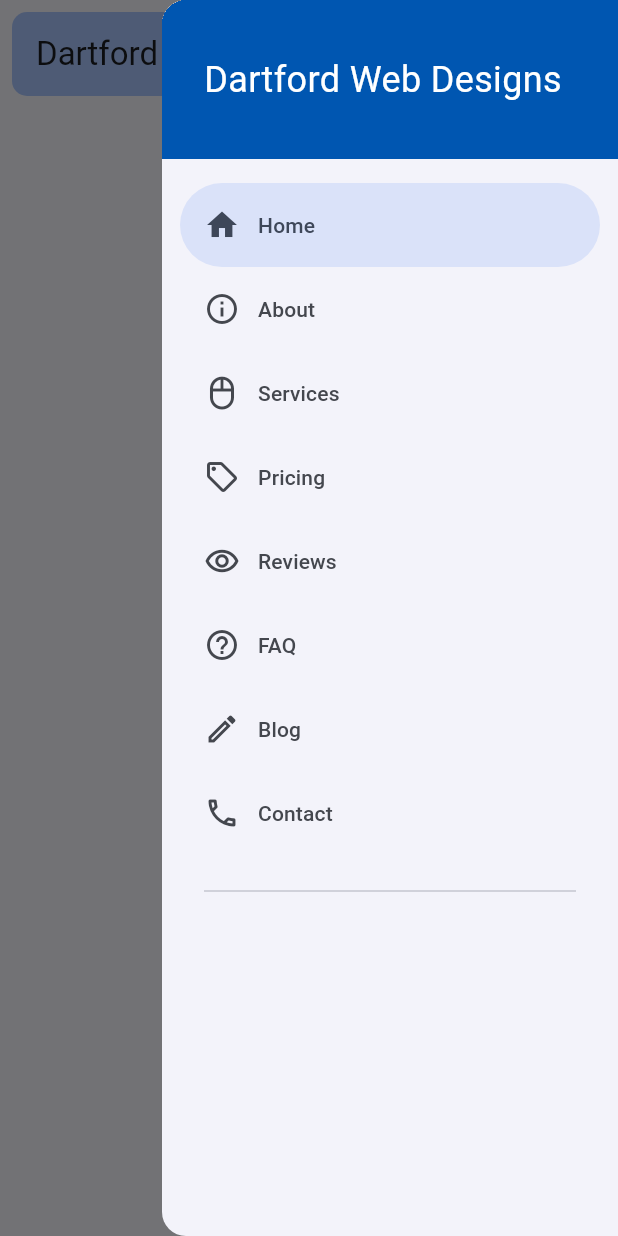
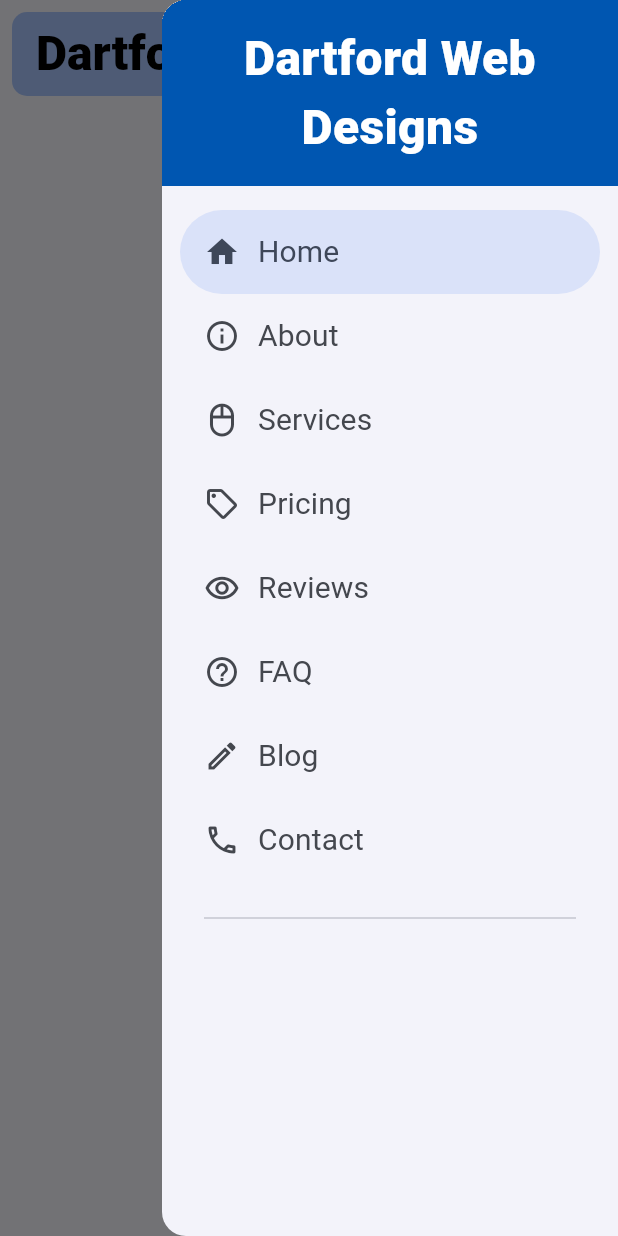
Before and after one commit to jackparse14/dwd-website, a Flutter app: the screen it shows after launch, with the side drawer open, on a phone screen of 412 x 824 dp. Run offline on Flutter 3.47's test engine with Material 3 defaults, Android fonts, the phone set to English and light mode, and no system bars; our stand-ins replace google_fonts; Roboto replaces fonts that are missing (Oxanium).

Commit message:
Added Font Styles

```diff
--- /dev/null
+++ b/lib/constants/fonts.dart
@@ -0,0 +1,33 @@
+import 'package:dwd_website/constants/colors.dart';
+import 'package:flutter/material.dart';
+import 'package:google_fonts/google_fonts.dart';
+
+class AppFonts {
+  static TextTheme headingFont = GoogleFonts.oxaniumTextTheme();
+
+  static TextStyle headingStyle({
+    double fontSize = 32,
+    FontWeight fontWeight = FontWeight.w800,
+    Color color = AppColors.darkColor,
+    TextDecoration? decoration,
+  }) {
+    return GoogleFonts.oxanium(
+      fontSize: fontSize,
+      fontWeight: fontWeight,
+      color: color,
+      decoration: decoration,
+    );
+  }
+
+  static TextStyle navigationStyle({
+    double fontSize = 20,
+    FontWeight fontWeight = FontWeight.normal,
+    TextDecoration? decoration,
+  }) {
+    return GoogleFonts.aBeeZee(
+      fontSize: fontSize,
+      fontWeight: fontWeight,
+      decoration: decoration,
+    );
+  }
+}
--- a/lib/main.dart
+++ b/lib/main.dart
@@ -1,4 +1,5 @@
 import 'package:dwd_website/constants/colors.dart';
+import 'package:dwd_website/constants/fonts.dart';
 import 'package:dwd_website/constants/info.dart';
 import 'package:dwd_website/pages/pages.dart';
 import 'package:dwd_website/widgets/hamburger.dart';
@@ -19,6 +20,7 @@ class MyApp extends StatelessWidget {
         colorScheme: ColorScheme.fromSeed(
           seedColor: AppColors.primaryColor,
         ),
+        textTheme: AppFonts.headingFont,
         useMaterial3: true,
       ),
       home: MyHomePage(),
@@ -59,7 +61,10 @@ class _MyHomePageState extends State<MyHomePage> {
                   child: AppBar(
                     backgroundColor:
                         Theme.of(context).colorScheme.inversePrimary,
-                    title: const Text(AppInfo.title),
+                    title: Text(
+                      AppInfo.title,
+                      style: AppFonts.headingStyle(),
+                    ),
                     shape: RoundedRectangleBorder(
                       borderRadius: BorderRadius.circular(10),
                     ),
--- a/lib/widgets/hamburger.dart
+++ b/lib/widgets/hamburger.dart
@@ -1,4 +1,5 @@
 import 'package:dwd_website/constants/colors.dart';
+import 'package:dwd_website/constants/fonts.dart';
 import 'package:flutter/material.dart';
 import 'package:dwd_website/constants/info.dart';
 
@@ -22,11 +23,12 @@ class HamburgerDropDown extends StatelessWidget {
           decoration: const BoxDecoration(
             color: AppColors.primaryColor,
           ),
-          child: const Padding(
-            padding: EdgeInsets.fromLTRB(28, 36, 28, 36),
+          child: Padding(
+            padding: const EdgeInsets.fromLTRB(16, 16, 16, 16),
             child: Text(
               AppInfo.title,
-              style: TextStyle(fontSize: 24, color: AppColors.lightColor),
+              textAlign: TextAlign.center,
+              style: AppFonts.headingStyle(color: AppColors.lightColor),
             ),
           ),
         ),
@@ -34,7 +36,10 @@ class HamburgerDropDown extends StatelessWidget {
         ...destinations.map(
           (Pages destination) {
             return NavigationDrawerDestination(
-              label: Text(destination.label),
+              label: Text(
+                destination.label,
+                style: AppFonts.navigationStyle(),
+              ),
               icon: destination.icon,
               selectedIcon: destination.selectedIcon,
             );
--- a/pubspec.yaml
+++ b/pubspec.yaml
@@ -14,6 +14,7 @@ dependencies:
 
   provider: ^6.0.0
   cupertino_icons: ^1.0.8
+  google_fonts: ^6.2.1
 
 dev_dependencies:
   flutter_test:
```
Also changed, not shown: pubspec.lock, 1 other file.
